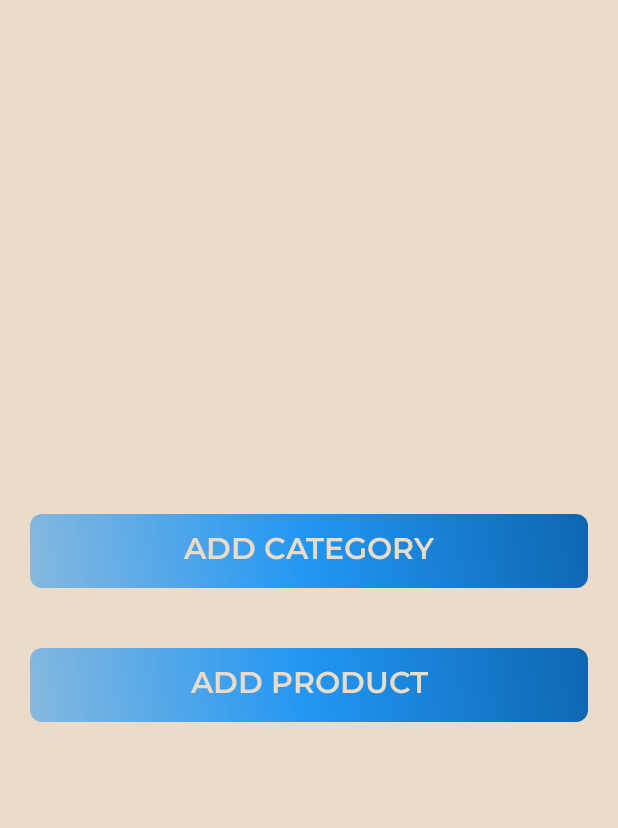
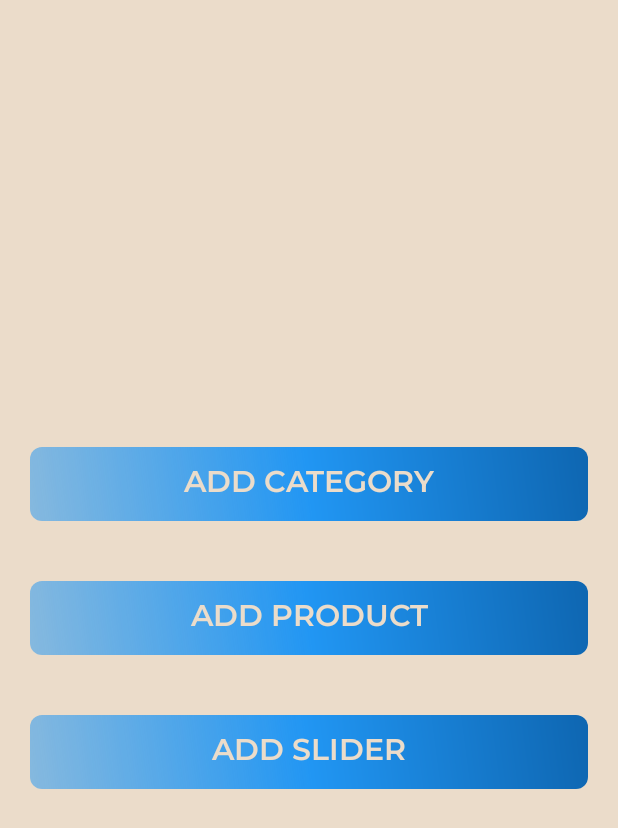
Before and after one commit to aryanmishra29/Gogreen, an Android app: the Home_adminFragment screen opened directly, with no data from a screen before it, on a phone screen of 412 x 824 dp. Shown: the top 828 px of the screen. Run offline under Robolectric (Android 15) with nearby library versions, the phone set to English and light mode, and no system bars.

Commit message:
slider_fragment

```diff
--- a/app/src/main/java/com/example/gogreen/adminFragments/Home_adminFragment.kt
+++ b/app/src/main/java/com/example/gogreen/adminFragments/Home_adminFragment.kt
@@ -30,6 +30,9 @@ class Home_adminFragment : Fragment() {
         binding.addprodButton.setOnClickListener {
             findNavController().navigate(R.id.action_home_adminFragment_to_product_adminFragment)
         }
+       binding.addsliderButton.setOnClickListener{
+            findNavController().navigate(R.id.action_home_adminFragment_to_slider_admin_Fragment)
+        }
 
 
         return binding.root
--- a/app/src/main/res/layout/fragment_category_admin.xml
+++ b/app/src/main/res/layout/fragment_category_admin.xml
@@ -4,6 +4,7 @@
     android:layout_width="match_parent"
     android:layout_height="match_parent"
     xmlns:app="http://schemas.android.com/apk/res-auto"
+    android:background="@color/colorSecondary"
     tools:context=".adminFragments.Category_adminFragment">
 
     <ImageView
--- a/app/src/main/res/layout/fragment_home_admin.xml
+++ b/app/src/main/res/layout/fragment_home_admin.xml
@@ -37,6 +37,20 @@
         tools:ignore="TextContrastCheck,VisualLintButtonSize" />
 
 
+    <androidx.appcompat.widget.AppCompatButton
+        android:id="@+id/addsliderButton"
+        android:layout_width="match_parent"
+        android:layout_height="wrap_content"
+        android:layout_margin="20sp"
+        android:background="@drawable/gradient_button"
+        android:fontFamily="@font/montserrat_semibold"
+        android:gravity="center"
+        android:padding="10sp"
+        android:text="Add slider"
+        android:textColor="@color/colorSecondary"
+        android:textSize="20sp"
+        tools:ignore="TextContrastCheck,VisualLintButtonSize" />
+
 
 
 
--- a/app/src/main/res/navigation/nav.xml
+++ b/app/src/main/res/navigation/nav.xml
@@ -16,6 +16,9 @@
         <action
             android:id="@+id/action_home_adminFragment_to_product_adminFragment"
             app:destination="@id/product_adminFragment" />
+        <action
+            android:id="@+id/action_home_adminFragment_to_slider_admin_Fragment"
+            app:destination="@id/slider_admin_Fragment" />
     </fragment>
     <fragment
         android:id="@+id/category_adminFragment"
@@ -36,4 +39,9 @@
         android:name="com.example.gogreen.adminFragments.addProduct_adminFragment"
         android:label="fragment_add_product_admin"
         tools:layout="@layout/fragment_add_product_admin" />
+    <fragment
+        android:id="@+id/slider_admin_Fragment"
+        android:name="com.example.gogreen.adminFragments.slider_admin_Fragment"
+        android:label="fragment_slider_admin_"
+        tools:layout="@layout/fragment_slider_admin_" />
 </navigation>
```
Also changed, not shown: app/src/main/java/com/example/gogreen/adminFragments/slider_admin_Fragment.kt (added, +112 -0 lines), app/src/main/res/layout/fragment_slider_admin_.xml (added, +38 -0 lines).
